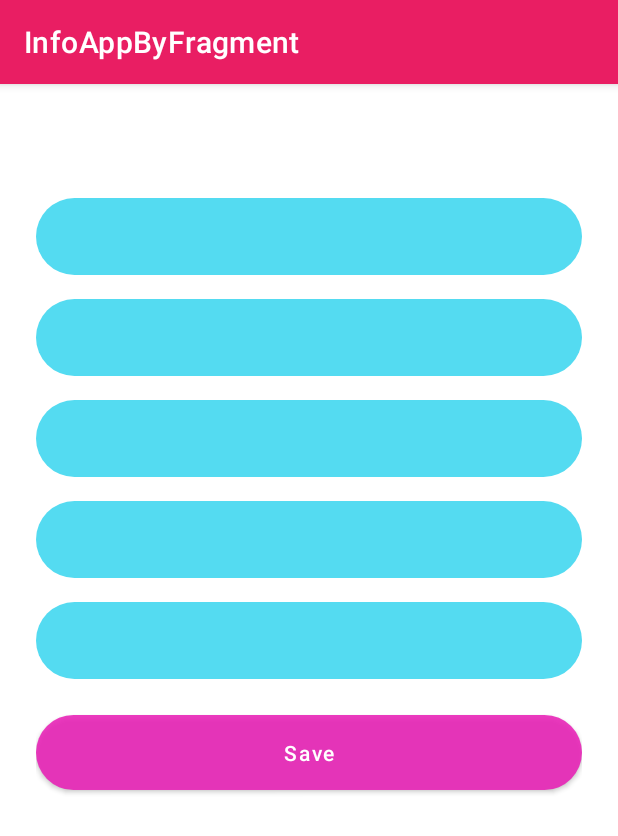
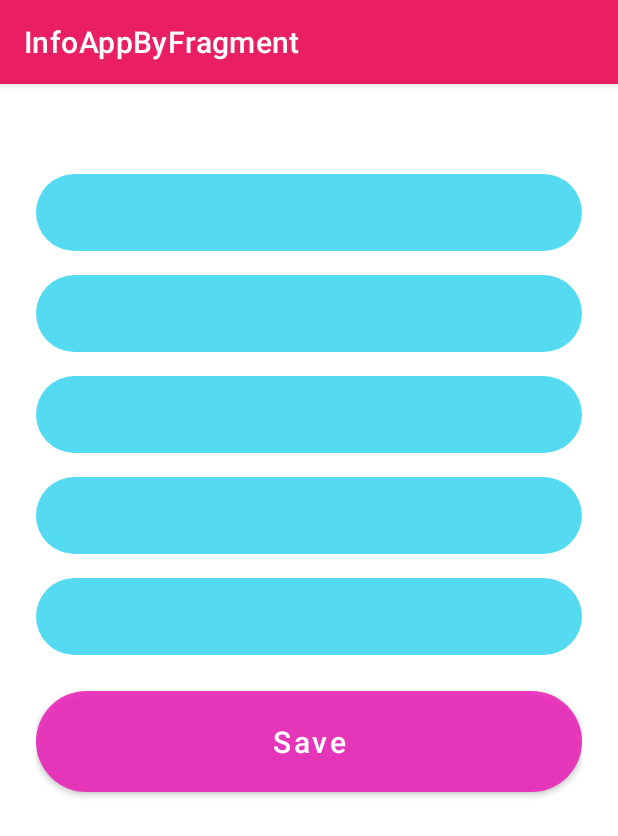
Before and after one commit to Zahra-Jannesari/InfoAppByFragment, an Android app: the fragment SaveFragment shown on its own in the app's theme, on a phone screen of 412 x 824 dp. Shown: the top 836 px of the screen. Run offline under Robolectric (Android 15) with nearby library versions, the phone set to English and light mode, and no system bars.

```diff
--- a/app/src/main/java/com/zarisa/infoappbyfragment/SaveFragment.kt
+++ b/app/src/main/java/com/zarisa/infoappbyfragment/SaveFragment.kt
@@ -6,27 +6,13 @@ import android.view.LayoutInflater
 import android.view.View
 import android.view.ViewGroup
 
-// TODO: Rename parameter arguments, choose names that match
-// the fragment initialization parameters, e.g. ARG_ITEM_NUMBER
-private const val ARG_PARAM1 = "param1"
-private const val ARG_PARAM2 = "param2"
 
-/**
- * A simple [Fragment] subclass.
- * Use the [SaveFragment.newInstance] factory method to
- * create an instance of this fragment.
- */
 class SaveFragment : Fragment() {
-    // TODO: Rename and change types of parameters
-    private var param1: String? = null
-    private var param2: String? = null
+
 
     override fun onCreate(savedInstanceState: Bundle?) {
         super.onCreate(savedInstanceState)
-        arguments?.let {
-            param1 = it.getString(ARG_PARAM1)
-            param2 = it.getString(ARG_PARAM2)
-        }
+
     }
 
     override fun onCreateView(
@@ -37,23 +23,5 @@ class SaveFragment : Fragment() {
         return inflater.inflate(R.layout.fragment_save, container, false)
     }
 
-    companion object {
-        /**
-         * Use this factory method to create a new instance of
-         * this fragment using the provided parameters.
-         *
-         * @param param1 Parameter 1.
-         * @param param2 Parameter 2.
-         * @return A new instance of fragment SaveFragment.
-         */
-        // TODO: Rename and change types and number of parameters
-        @JvmStatic
-        fun newInstance(param1: String, param2: String) =
-            SaveFragment().apply {
-                arguments = Bundle().apply {
-                    putString(ARG_PARAM1, param1)
-                    putString(ARG_PARAM2, param2)
-                }
-            }
-    }
+
 }
--- a/app/src/main/res/layout/fragment_register.xml
+++ b/app/src/main/res/layout/fragment_register.xml
@@ -12,7 +12,7 @@
         app:layout_constraintHorizontal_bias="0.0"
         app:layout_constraintVertical_bias="1.0"
         android:layout_marginHorizontal="24dp"
-        android:layout_marginVertical="48dp">
+        android:layout_marginVertical="32dp">
 
         <LinearLayout
             android:layout_width="match_parent"
@@ -160,6 +160,7 @@
                 android:layout_height="wrap_content"
                 android:text="@string/register"
                 android:textAllCaps="false"
+                android:layout_marginTop="10dp"
                 app:cornerRadius="20dp" />
 
 
--- a/app/src/main/res/layout/fragment_save.xml
+++ b/app/src/main/res/layout/fragment_save.xml
@@ -13,7 +13,7 @@
         app:layout_constraintHorizontal_bias="0.0"
         app:layout_constraintVertical_bias="1.0"
         android:layout_marginHorizontal="24dp"
-        android:layout_marginVertical="48dp">
+        android:layout_marginVertical="32dp">
 
         <LinearLayout
             android:id="@+id/LinearLayout_Info"
@@ -73,11 +73,12 @@
                 android:layout_width="match_parent"
                 android:layout_height="wrap_content"
                 android:layout_marginTop="10dp"
-                android:padding="15dp"
+                android:padding="20dp"
                 android:text="Save"
                 android:textAllCaps="false"
-                app:backgroundTint="#DCE91EB6"
-                app:cornerRadius="100dp" />
+                app:backgroundTint="@color/faintPink"
+                app:cornerRadius="100dp"
+                android:textSize="20dp"/>
 
         </LinearLayout>
     </ScrollView>
--- a/app/src/main/res/values/colors.xml
+++ b/app/src/main/res/values/colors.xml
@@ -7,4 +7,5 @@
     <color name="teal_700">#FF018786</color>
     <color name="black">#FF000000</color>
     <color name="white">#FFFFFFFF</color>
+    <color name="faintPink">#DCE91EB6</color>
 </resources>
```
Also changed, not shown: app/build.gradle (+20 -0 lines), app/src/main/java/com/zarisa/infoappbyfragment/RegisterFragment.kt (+68 -36 lines), app/src/main/res/layout/activity_main.xml (+5 -3 lines).
